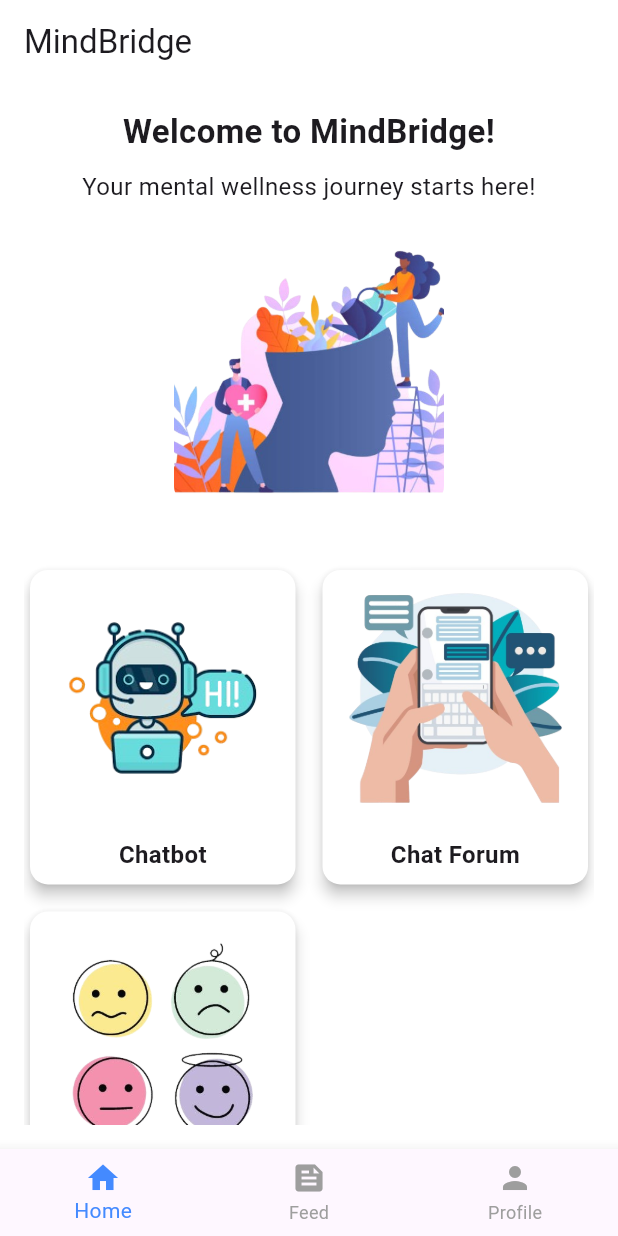
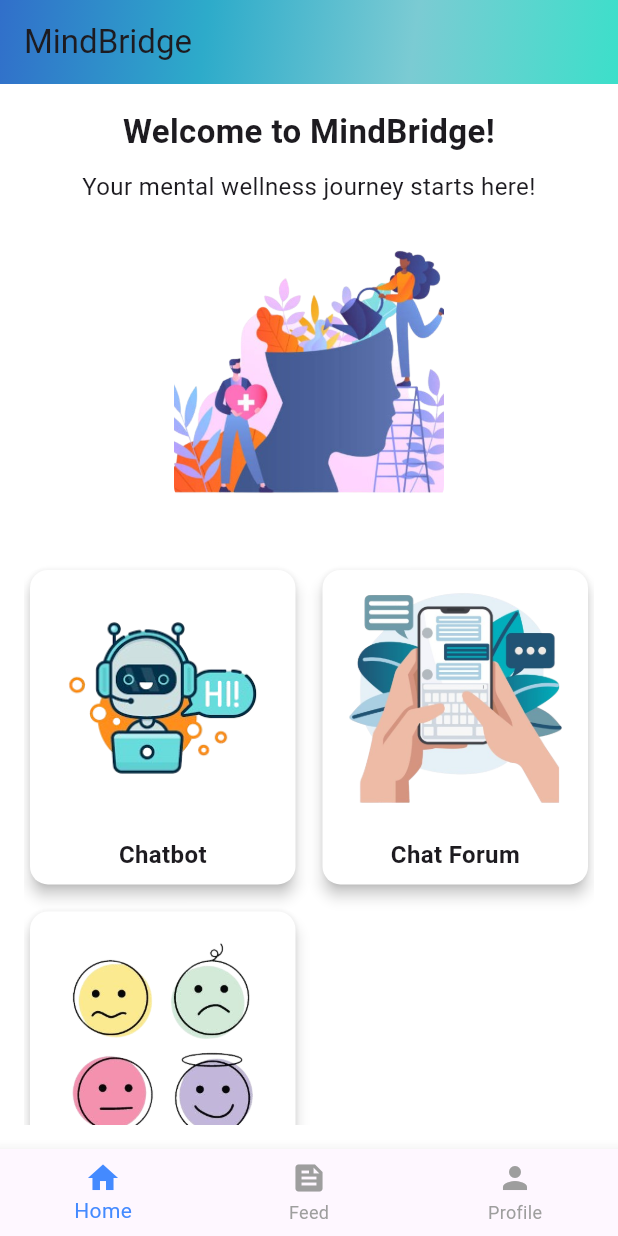
Before and after one commit to Ranumi123/SDGP, a Flutter app: the screen it shows after launch, on a phone screen of 412 x 824 dp. Run offline on Flutter 3.47's test engine with Material 3 defaults, Android fonts, the phone set to English and light mode, and no system bars.

Commit message:
Changed the appbar

```diff
--- a/lib/home_page.dart
+++ b/lib/home_page.dart
@@ -25,10 +25,22 @@ class _HomePageState extends State<HomePage> {
   Widget build(BuildContext context) {
     return Scaffold(
       backgroundColor: Colors.white, // Changed to white
-      appBar: AppBar(
-        title: Text('MindBridge'),
-        backgroundColor: Colors.transparent,
-        elevation: 0,
+      appBar: PreferredSize(
+        preferredSize: Size.fromHeight(kToolbarHeight),
+        child: Container(
+          decoration: BoxDecoration(
+            gradient: LinearGradient(
+              colors: [Color(0xFF316FCA), Color(0xFF2DABCA), Color(0xFF7BCBD3), Color(0xFF3CDFCA)],
+              begin: Alignment.topLeft,
+              end: Alignment.bottomRight,
+            ),
+          ),
+          child: AppBar(
+            title: Text('MindBridge'),
+            backgroundColor: Colors.transparent,
+            elevation: 0,
+          ),
+        ),
       ),
       body: Padding(
         padding: const EdgeInsets.all(16.0),
```
